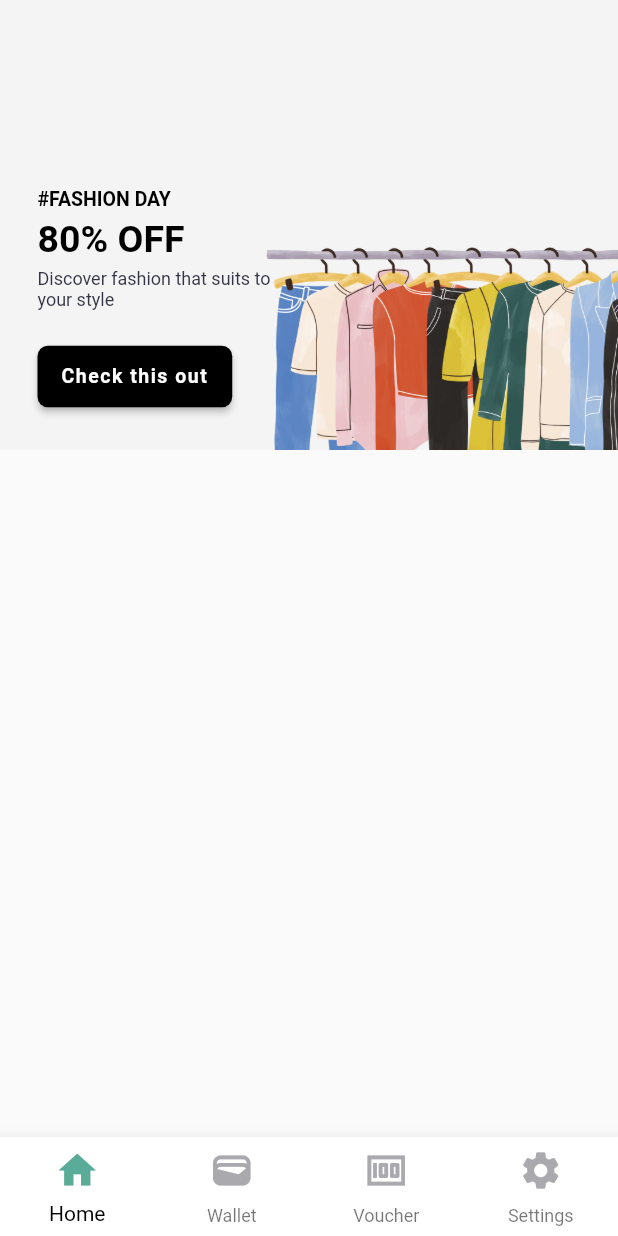
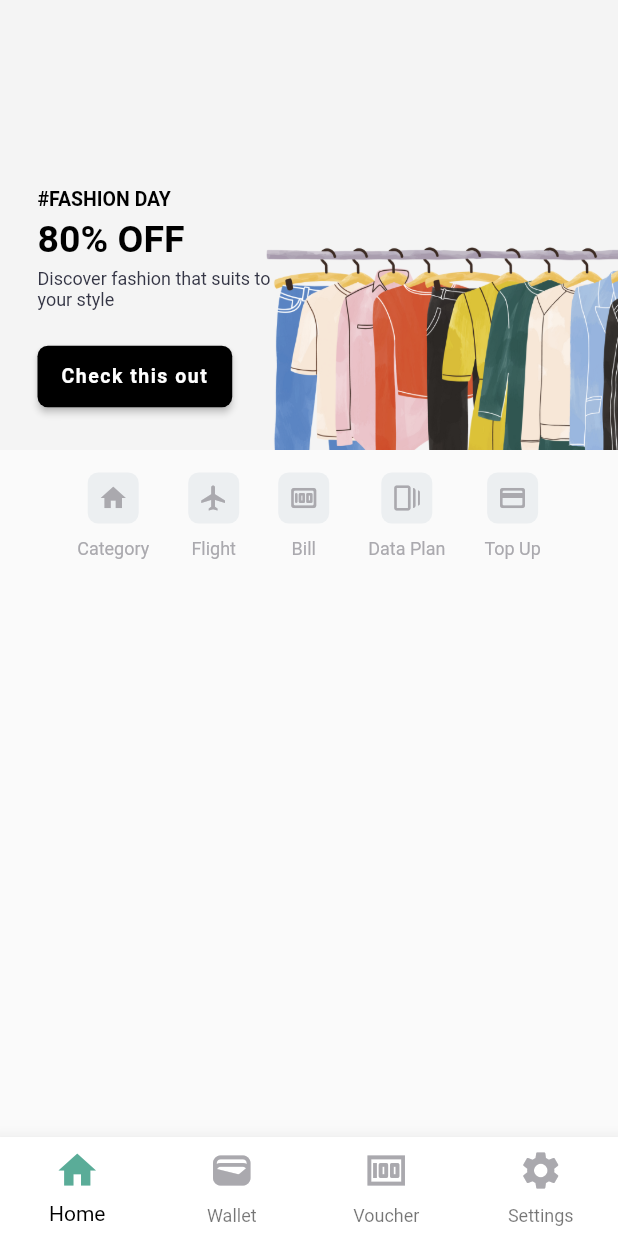
Before and after one commit to igefadele/monie_ecom, a Flutter app: the screen it shows after launch, on a phone screen of 412 x 824 dp. Run offline on Flutter 3.47's test engine with Material 2 defaults, Android fonts, the phone set to English and light mode, and no system bars; drawn by our look-alikes of carousel_slider.

Commit message:
home icon rows and its widgets added

```diff
--- /dev/null
+++ b/lib/screens/home/components/button_label_widget.dart
@@ -0,0 +1,55 @@
+import 'package:moniepointtest/res/custom_colors.dart';
+import 'package:flutter/material.dart';
+
+class ButtonLabelWidget extends StatelessWidget {
+  final IconData? icon;
+  final String? label;
+  const ButtonLabelWidget({
+    super.key,
+    this.icon,
+    this.label,
+  });
+
+  @override
+  Widget build(BuildContext context) {
+    return Padding(
+      padding: const EdgeInsets.only(
+        left: 13,
+        right: 13,
+      ),
+      child: Column(
+        children: [
+          Container(
+            decoration: BoxDecoration(
+              shape: BoxShape.rectangle,
+              color: Palette.monieGrey2,
+              borderRadius: BorderRadius.circular(7.0),
+              /* boxShadow: const [
+                BoxShadow(
+                  color: Palette.monieGrey2,
+                  spreadRadius: 1,
+                )
+              ], */
+            ),
+            child: Padding(
+              padding: const EdgeInsets.all(7.0),
+              child: Icon(
+                icon,
+                color: Palette.monieGrey,
+                size: 20,
+              ),
+            ),
+          ),
+          const SizedBox(height: 10),
+          Text(
+            label.toString(),
+            style: const TextStyle(
+              color: Palette.monieGrey,
+              fontSize: 12,
+            ),
+          ),
+        ],
+      ),
+    );
+  }
+}
--- /dev/null
+++ b/lib/screens/home/components/home_button_row.dart
@@ -0,0 +1,46 @@
+import 'package:moniepointtest/res/custom_colors.dart';
+import 'package:flutter/material.dart';
+import 'package:moniepointtest/screens/home/components/button_label_widget.dart';
+
+class HomeButtonRow extends StatelessWidget {
+  const HomeButtonRow({super.key});
+
+  @override
+  Widget build(BuildContext context) {
+    return Padding(
+      padding: const EdgeInsets.only(
+        top: 15,
+        bottom: 15,
+        left: 10,
+        right: 10,
+      ),
+      child: Row(
+        mainAxisAlignment: MainAxisAlignment.center,
+        crossAxisAlignment: CrossAxisAlignment.center,
+        mainAxisSize: MainAxisSize.max,
+        children: const [
+          ButtonLabelWidget(
+            icon: Icons.home,
+            label: 'Category',
+          ),
+          ButtonLabelWidget(
+            icon: Icons.flight,
+            label: 'Flight',
+          ),
+          ButtonLabelWidget(
+            icon: Icons.money_rounded,
+            label: 'Bill',
+          ),
+          ButtonLabelWidget(
+            icon: Icons.web_stories_outlined,
+            label: 'Data Plan',
+          ),
+          ButtonLabelWidget(
+            icon: Icons.payment_rounded,
+            label: 'Top Up',
+          )
+        ],
+      ),
+    );
+  }
+}
--- a/lib/screens/home/home_screen.dart
+++ b/lib/screens/home/home_screen.dart
@@ -1,5 +1,6 @@
 import 'package:moniepointtest/res/custom_colors.dart';
 import 'package:flutter/material.dart';
+import 'package:moniepointtest/screens/home/components/home_button_row.dart';
 import 'package:moniepointtest/screens/home/components/home_slider.dart';
 
 class HomeScreen extends StatefulWidget {
@@ -19,6 +20,7 @@ class HomeScreenState extends State<HomeScreen> {
         child: Column(
           children: const [
             HomeSlider(),
+            HomeButtonRow(),
           ],
         ),
       ),
```
